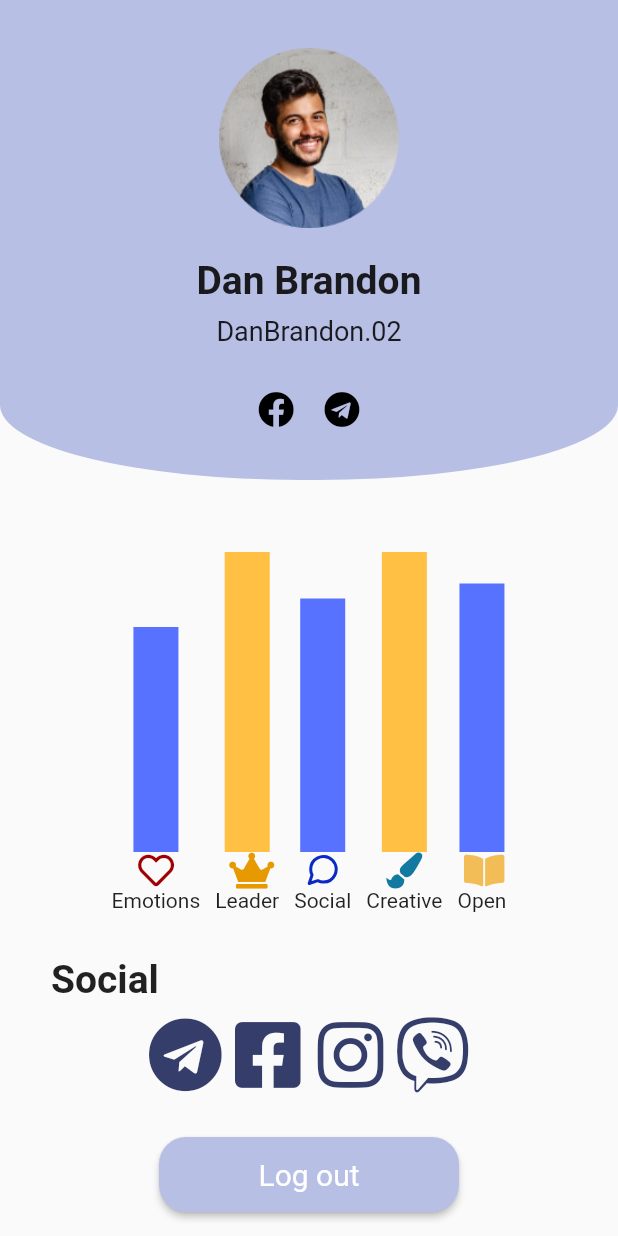
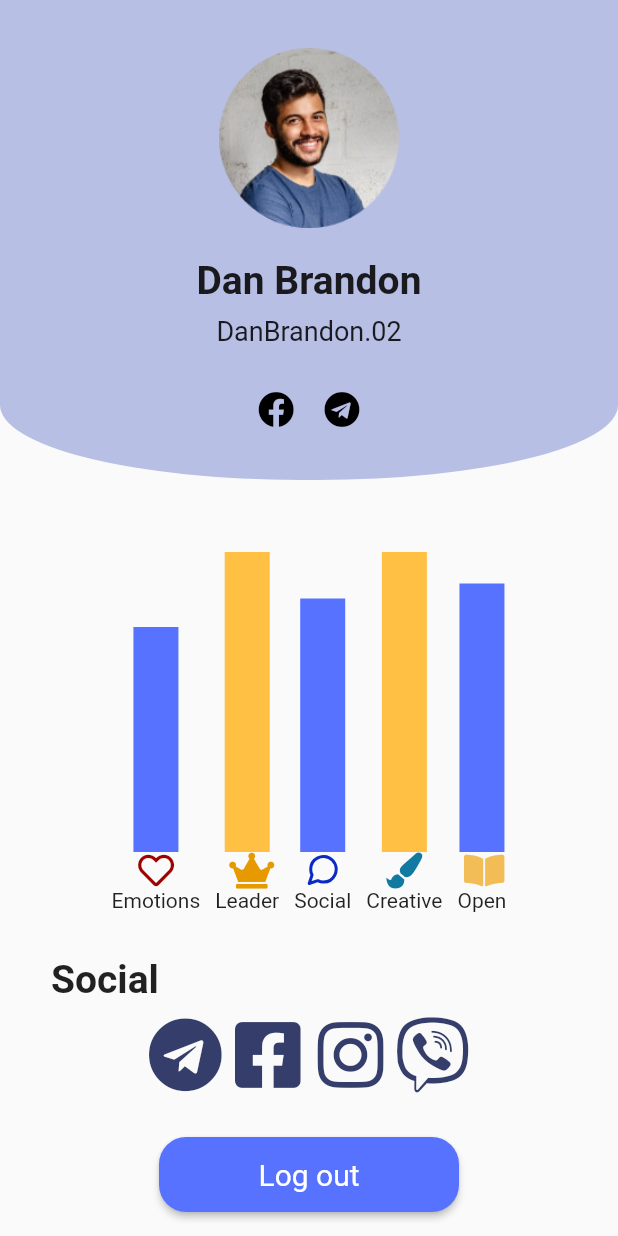
Before and after one commit to Majestr32/unrelatedapp, a Flutter app: the ProfilePage screen opened by its route, scrolled down 186 dp, on a phone screen of 412 x 824 dp. Run offline on Flutter 3.47's test engine with Material 2 defaults, Android fonts, the phone set to English and light mode, and no system bars; our stand-ins replace flutter_feather_icons, font_awesome_flutter.

Commit message:
Updated color button
profile.dart

```diff
--- a/lib/screens/profile.dart
+++ b/lib/screens/profile.dart
@@ -176,7 +176,7 @@ class _ProfilePageState extends State<ProfilePage> {
           onPressed: () {  },
           style: ElevatedButton.styleFrom(
               fixedSize: Size(200,50),
-              primary: Color(0xffB8BFE4),
+              primary: Color(0xff5772FF),
               shape: RoundedRectangleBorder(
                   borderRadius: BorderRadius.circular(18)
               )
```
